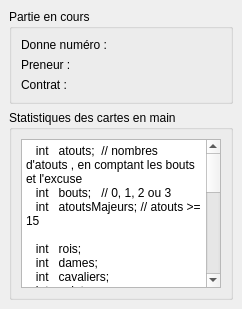
Old version of the form src/client/InfosDockUI.ui in the repository arabine/icl.
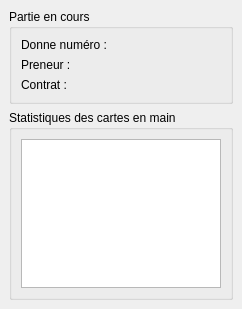
New version of the form.

What changed in the file:
```diff
--- a/src/client/InfosDockUI.ui
+++ b/src/client/InfosDockUI.ui
@@ -85,31 +85,12 @@
       </property>
       <layout class="QGridLayout" name="gridLayout">
        <item row="0" column="0">
-        <widget class="QPlainTextEdit" name="plainTextEdit">
+        <widget class="QPlainTextEdit" name="statsEdit">
+         <property name="readOnly">
+          <bool>true</bool>
+         </property>
          <property name="plainText">
-          <string>   int   atouts;  // nombres d'atouts , en comptant les bouts et l'excuse
-   int   bouts;   // 0, 1, 2 ou 3
-   int   atoutsMajeurs; // atouts &gt;= 15
-
-   int   rois;
-   int   dames;
-   int   cavaliers;
-   int   valets;
-
-   int   mariages;   // nombre de mariages dans la main
-   int   longues;
-   int   coupes;     // aucune carte dans une couleur
-   int   singletons; // une seule carte dans une couleur
-   int   sequences;  // cartes qui se suivent (au moins 5 cartes pour être comptées)
-
-   int   trefles;
-   int   pics;
-   int   coeurs;
-   int   carreaux;
-
-   bool  petit;
-   bool  vingtEtUn;
-   bool  excuse;</string>
+          <string/>
          </property>
         </widget>
        </item>
```
